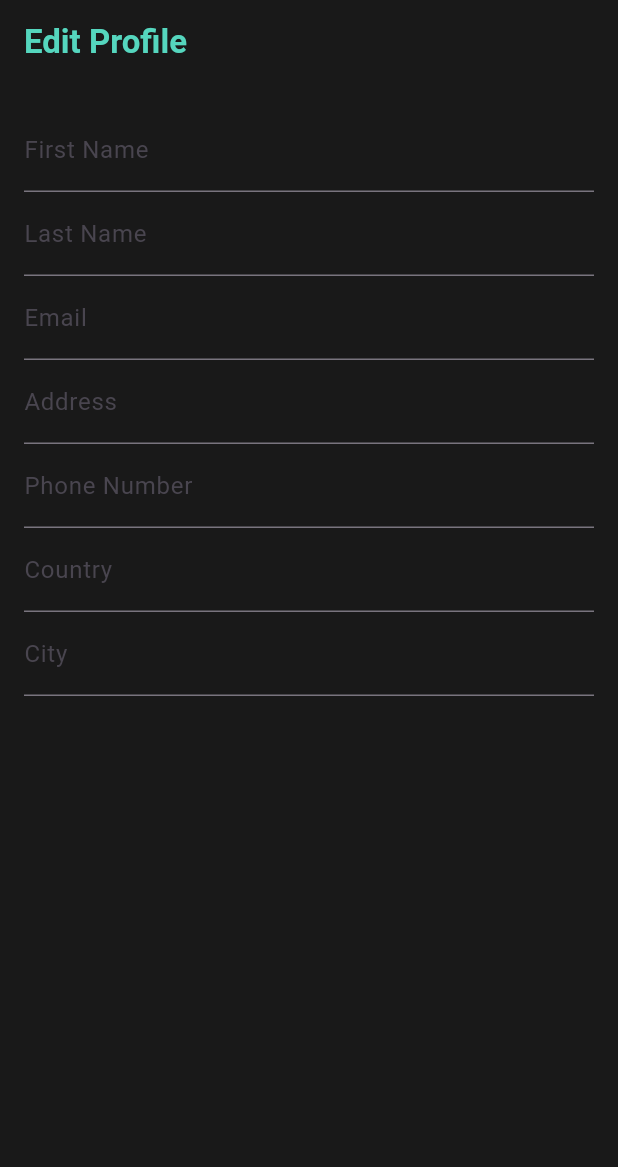
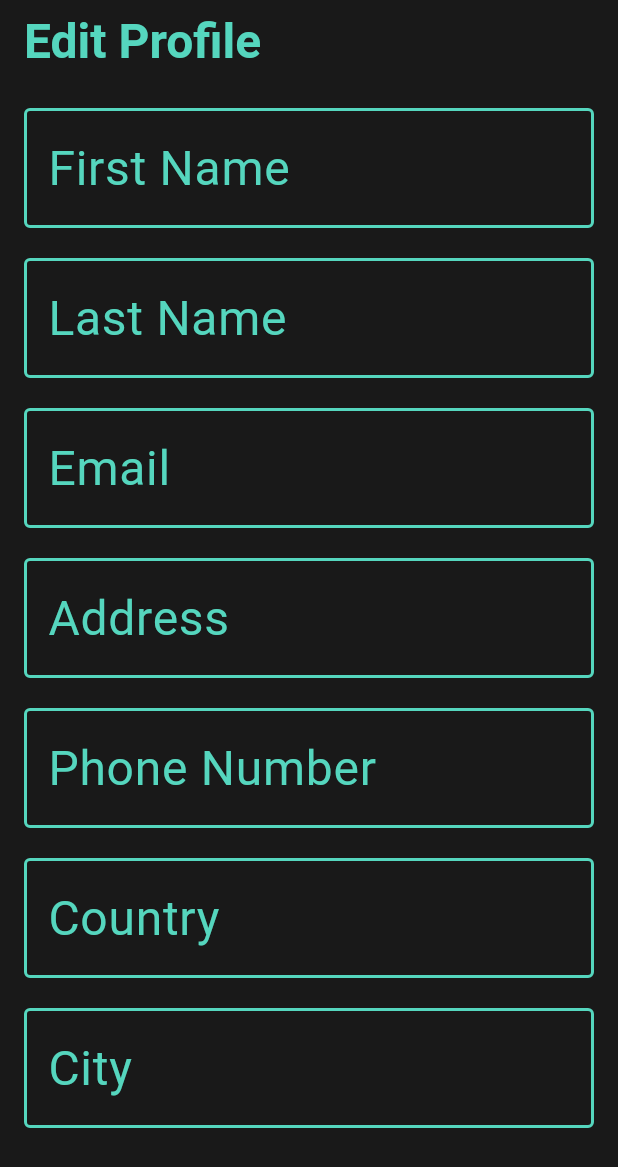
Before and after one commit to The-Stef/WealthWave, a Flutter app: the screen it shows after launch, on a phone screen of 412 x 824 dp. Shown: the top 1167 px of the screen. Run offline on Flutter 3.47's test engine with Material 3 defaults, Android fonts, the phone set to English and light mode, and no system bars.

Commit message:
Modified text input to be InputLabelBlocks

```diff
--- a/lib/pages/profile_editor.dart
+++ b/lib/pages/profile_editor.dart
@@ -1,6 +1,7 @@
 // ignore_for_file: use_key_in_widget_constructors, prefer_const_constructors, prefer_const_literals_to_create_immutables
 
 import 'package:flutter/material.dart';
+import 'package:wealthwave/pages/login_page.dart';
 
 const backgroundColor = Color.fromARGB(255, 25, 25, 25);
 const textColor = Color.fromARGB(255, 85, 214, 190);
@@ -33,6 +34,7 @@ class EditProfilePage extends StatelessWidget {
           'Edit Profile',
           style: TextStyle(
             color: textColor,
+            fontSize: 32,
             fontWeight: FontWeight.bold,
           ),
         ),
@@ -44,26 +46,40 @@ class EditProfilePage extends StatelessWidget {
           child: Center(
             child: Column(
               children: [
-                TextField(
-                  decoration: InputDecoration(labelText: 'First Name'),
+                // Todo: Get user information to display here from db
+                InputLabelBlock(
+                  labelText: 'First Name',
+                  bodyText: 'Type your first name...',
                 ),
-                TextField(
-                  decoration: InputDecoration(labelText: 'Last Name'),
+                SizedBox(height: 20),
+                InputLabelBlock(
+                  labelText: 'Last Name',
+                  bodyText: 'Type your last name...',
                 ),
-                TextField(
-                  decoration: InputDecoration(labelText: 'Email'),
+                SizedBox(height: 20),
+                InputLabelBlock(
+                  labelText: 'Email',
+                  bodyText: 'Type your email...',
                 ),
-                TextField(
-                  decoration: InputDecoration(labelText: 'Address'),
+                SizedBox(height: 20),
+                InputLabelBlock(
+                  labelText: 'Address',
+                  bodyText: 'Type your address...',
                 ),
-                TextField(
-                  decoration: InputDecoration(labelText: 'Phone Number'),
+                SizedBox(height: 20),
+                InputLabelBlock(
+                  labelText: 'Phone Number',
+                  bodyText: 'Type your phone number...',
                 ),
-                TextField(
-                  decoration: InputDecoration(labelText: 'Country'),
+                SizedBox(height: 20),
+                InputLabelBlock(
+                  labelText: 'Country',
+                  bodyText: 'Type your country...',
                 ),
-                TextField(
-                  decoration: InputDecoration(labelText: 'City'),
+                SizedBox(height: 20),
+                InputLabelBlock(
+                  labelText: 'City',
+                  bodyText: 'Type your city...',
                 ),
               ],
             ),
```
